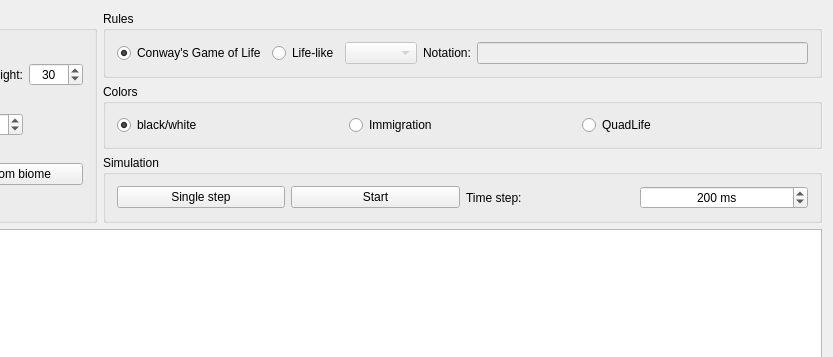
Qt form GameOfLife/game_window.ui (homespring/qgame-of-life) before a commit; both pictures show x 136 to 969 and y 0 to 357 of the 969 by 600 pixel window.
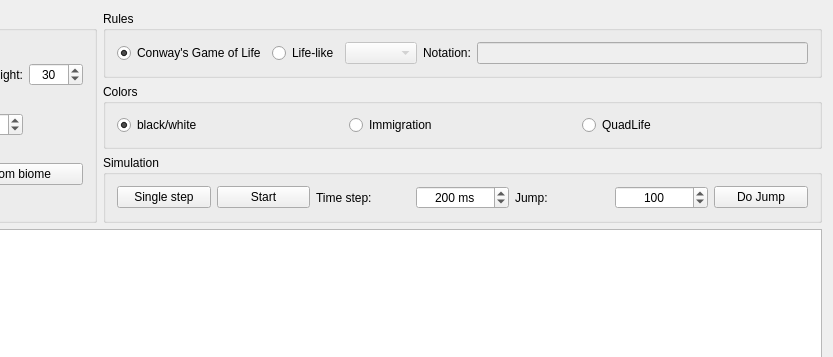
The same form after that commit.

Diff of the .ui file:
```diff
--- a/GameOfLife/game_window.ui
+++ b/GameOfLife/game_window.ui
@@ -238,6 +238,39 @@
          </property>
         </widget>
        </item>
+       <item>
+        <widget class="QLabel" name="label_6">
+         <property name="text">
+          <string>Jump:</string>
+         </property>
+        </widget>
+       </item>
+       <item>
+        <widget class="QSpinBox" name="sb_jump">
+         <property name="alignment">
+          <set>Qt::AlignCenter</set>
+         </property>
+         <property name="minimum">
+          <number>1</number>
+         </property>
+         <property name="maximum">
+          <number>999999</number>
+         </property>
+         <property name="singleStep">
+          <number>100</number>
+         </property>
+         <property name="value">
+          <number>100</number>
+         </property>
+        </widget>
+       </item>
+       <item>
+        <widget class="QPushButton" name="bt_jump">
+         <property name="text">
+          <string>Do Jump</string>
+         </property>
+        </widget>
+       </item>
       </layout>
      </widget>
     </item>
```
